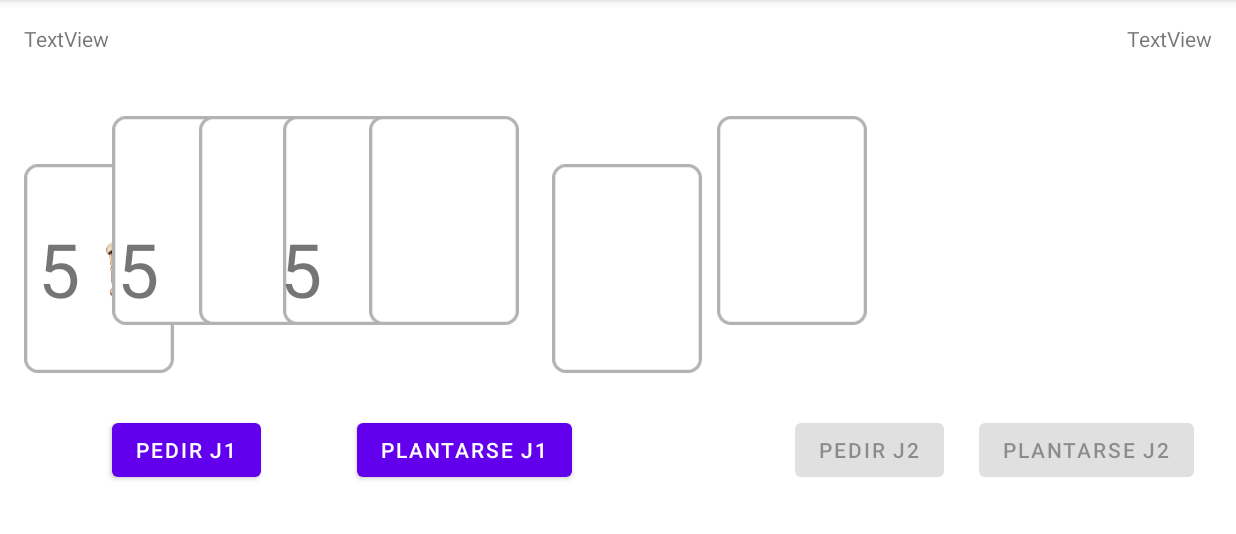
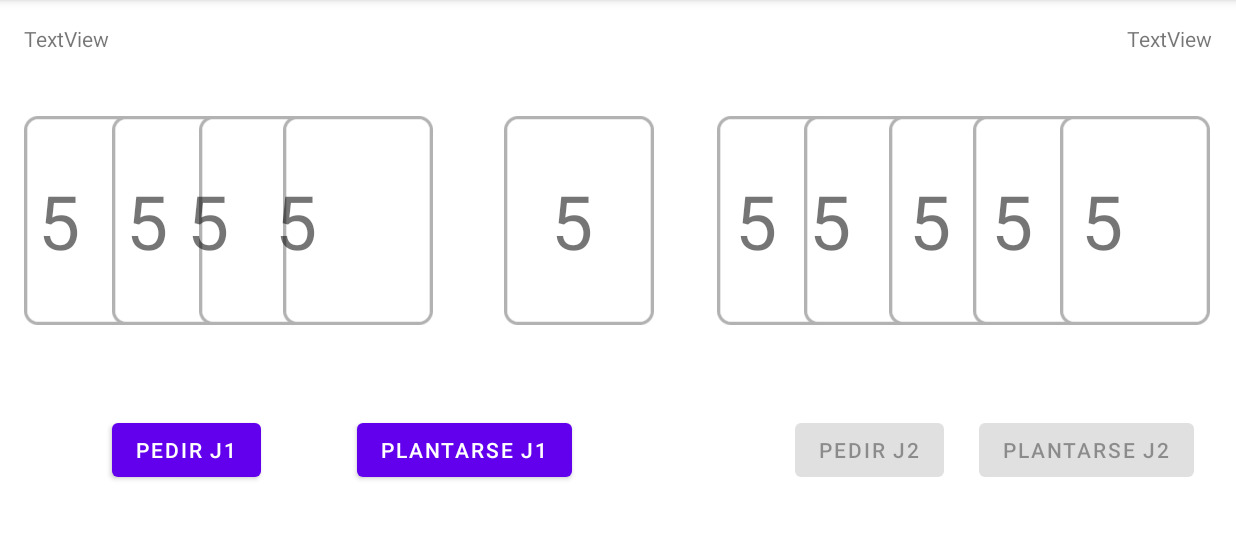
Before and after one commit to diurvi15/TrabajoGrupalBlackjack, an Android app: the Juego screen opened directly, with no data from a screen before it, on a phone screen of 824 x 412 dp (held sideways), the part 84-618 px from its top. Run offline under Robolectric (Android 15) with nearby library versions, the phone set to English and light mode, and no system bars.

Commit message:
Layout juego cartas añadidas

```diff
--- a/app/src/main/res/layout/activity_juego.xml
+++ b/app/src/main/res/layout/activity_juego.xml
@@ -10,77 +10,167 @@
         android:id="@+id/primeracartaj7"
         android:layout_width="100dp"
         android:layout_height="150dp"
-        android:layout_marginStart="368dp"
-        android:layout_marginTop="104dp"
-        app:layout_constraintBottom_toTopOf="@+id/j1pedircarta"
+        android:layout_marginStart="336dp"
+        android:visibility="visible"
+        app:layout_constraintBottom_toBottomOf="@+id/primeracartaj1"
         app:layout_constraintStart_toStartOf="parent"
-        app:layout_constraintTop_toTopOf="parent"
+        app:layout_constraintTop_toTopOf="@+id/primeracartaj1"
         app:layout_constraintVertical_bias="0.0"
         app:srcCompat="@drawable/cartablanca" />
+
+    <TextView
+        android:id="@+id/valor7"
+        android:layout_width="wrap_content"
+        android:layout_height="wrap_content"
+        android:text="5"
+        android:textSize="50dp"
+        android:visibility="visible"
+        app:layout_constraintBottom_toBottomOf="@+id/valor1"
+        app:layout_constraintEnd_toStartOf="@+id/primeracartaj9"
+        app:layout_constraintHorizontal_bias="0.183"
+        app:layout_constraintStart_toStartOf="@+id/primeracartaj7"
+        app:layout_constraintTop_toTopOf="@+id/valor1"
+        app:layout_constraintVertical_bias="0.0" />
 
     <ImageView
         android:id="@+id/primeracartaj8"
         android:layout_width="100dp"
         android:layout_height="150dp"
-        app:layout_constraintBottom_toTopOf="@+id/j1pedircarta"
+        android:visibility="visible"
+        app:layout_constraintBottom_toBottomOf="@+id/primeracartaj1"
         app:layout_constraintEnd_toEndOf="parent"
         app:layout_constraintHorizontal_bias="0.66"
         app:layout_constraintStart_toStartOf="parent"
-        app:layout_constraintTop_toTopOf="parent"
+        app:layout_constraintTop_toTopOf="@+id/primeracartaj1"
         app:layout_constraintVertical_bias="0.574"
         app:srcCompat="@drawable/cartablanca" />
+
+    <TextView
+        android:id="@+id/valor8"
+        android:layout_width="wrap_content"
+        android:layout_height="wrap_content"
+        android:layout_marginStart="12dp"
+        android:layout_marginEnd="60dp"
+        android:text="5"
+        android:textSize="50dp"
+        android:visibility="visible"
+        app:layout_constraintBottom_toBottomOf="@+id/valor1"
+        app:layout_constraintEnd_toEndOf="@+id/primeracartaj8"
+        app:layout_constraintStart_toStartOf="@+id/primeracartaj8"
+        app:layout_constraintTop_toTopOf="@+id/valor1"
+        app:layout_constraintVertical_bias="1.0" />
 
     <ImageView
         android:id="@+id/primeracartaj9"
         android:layout_width="100dp"
         android:layout_height="150dp"
-        android:visibility="invisible"
-        app:layout_constraintBottom_toTopOf="@+id/j1pedircarta"
+        android:visibility="visible"
+        app:layout_constraintBottom_toBottomOf="@+id/primeracartaj1"
         app:layout_constraintEnd_toEndOf="parent"
         app:layout_constraintHorizontal_bias="0.74"
         app:layout_constraintStart_toStartOf="parent"
-        app:layout_constraintTop_toTopOf="parent"
+        app:layout_constraintTop_toTopOf="@+id/primeracartaj1"
         app:layout_constraintVertical_bias="0.574"
         app:srcCompat="@drawable/cartablanca" />
+
+    <TextView
+        android:id="@+id/valor9"
+        android:layout_width="wrap_content"
+        android:layout_height="wrap_content"
+        android:layout_marginStart="57dp"
+        android:layout_marginEnd="65dp"
+        android:text="5"
+        android:textSize="50dp"
+        android:visibility="visible"
+        app:layout_constraintBottom_toBottomOf="@+id/valor1"
+        app:layout_constraintEnd_toEndOf="@+id/primeracartaj9"
+        app:layout_constraintStart_toStartOf="@+id/primeracartaj8"
+        app:layout_constraintTop_toTopOf="@+id/valor1"
+        app:layout_constraintVertical_bias="0.0" />
 
     <ImageView
         android:id="@+id/primeracartaj10"
         android:layout_width="100dp"
         android:layout_height="150dp"
-        android:visibility="invisible"
-        app:layout_constraintBottom_toTopOf="@+id/j1pedircarta"
+        android:visibility="visible"
+        app:layout_constraintBottom_toBottomOf="@+id/primeracartaj1"
         app:layout_constraintEnd_toEndOf="parent"
         app:layout_constraintHorizontal_bias="0.819"
         app:layout_constraintStart_toStartOf="parent"
-        app:layout_constraintTop_toTopOf="parent"
+        app:layout_constraintTop_toTopOf="@+id/primeracartaj1"
         app:layout_constraintVertical_bias="0.574"
         app:srcCompat="@drawable/cartablanca" />
+
+    <TextView
+        android:id="@+id/valor10"
+        android:layout_width="wrap_content"
+        android:layout_height="wrap_content"
+        android:layout_marginStart="13dp"
+        android:layout_marginEnd="59dp"
+        android:text="5"
+        android:textSize="50dp"
+        android:visibility="visible"
+        app:layout_constraintBottom_toBottomOf="@+id/valor1"
+        app:layout_constraintEnd_toEndOf="@+id/primeracartaj10"
+        app:layout_constraintHorizontal_bias="0.0"
+        app:layout_constraintStart_toStartOf="@+id/primeracartaj10"
+        app:layout_constraintTop_toTopOf="@+id/valor1"
+        app:layout_constraintVertical_bias="0.0" />
 
     <ImageView
         android:id="@+id/primeracartaj11"
         android:layout_width="100dp"
         android:layout_height="150dp"
-        android:visibility="invisible"
-        app:layout_constraintBottom_toTopOf="@+id/j1pedircarta"
+        android:visibility="visible"
+        app:layout_constraintBottom_toBottomOf="@+id/primeracartaj1"
         app:layout_constraintEnd_toEndOf="parent"
         app:layout_constraintHorizontal_bias="0.896"
         app:layout_constraintStart_toStartOf="parent"
-        app:layout_constraintTop_toTopOf="parent"
+        app:layout_constraintTop_toTopOf="@+id/primeracartaj1"
         app:layout_constraintVertical_bias="0.574"
         app:srcCompat="@drawable/cartablanca" />
+
+    <TextView
+        android:id="@+id/valor11"
+        android:layout_width="wrap_content"
+        android:layout_height="wrap_content"
+        android:text="5"
+        android:textSize="50dp"
+        android:visibility="visible"
+        app:layout_constraintBottom_toBottomOf="@+id/valor1"
+        app:layout_constraintEnd_toEndOf="@+id/primeracartaj11"
+        app:layout_constraintHorizontal_bias="0.166"
+        app:layout_constraintStart_toStartOf="@+id/primeracartaj11"
+        app:layout_constraintTop_toTopOf="@+id/valor1"
+        app:layout_constraintVertical_bias="1.0" />
 
     <ImageView
         android:id="@+id/primeracartaj12"
         android:layout_width="100dp"
         android:layout_height="150dp"
-        android:visibility="invisible"
-        app:layout_constraintBottom_toTopOf="@+id/j1pedircarta"
+        android:visibility="visible"
+        app:layout_constraintBottom_toBottomOf="@+id/primeracartaj1"
         app:layout_constraintEnd_toEndOf="parent"
         app:layout_constraintHorizontal_bias="0.976"
         app:layout_constraintStart_toStartOf="parent"
-        app:layout_constraintTop_toTopOf="parent"
+        app:layout_constraintTop_toTopOf="@+id/primeracartaj1"
         app:layout_constraintVertical_bias="0.574"
         app:srcCompat="@drawable/cartablanca" />
+
+    <TextView
+        android:id="@+id/valor12"
+        android:layout_width="wrap_content"
+        android:layout_height="wrap_content"
+        android:layout_marginStart="14dp"
+        android:layout_marginEnd="58dp"
+        android:text="5"
+        android:textSize="50dp"
+        android:visibility="visible"
+        app:layout_constraintBottom_toBottomOf="@+id/valor1"
+        app:layout_constraintEnd_toEndOf="@+id/primeracartaj12"
+        app:layout_constraintStart_toStartOf="@+id/primeracartaj12"
+        app:layout_constraintTop_toTopOf="@+id/valor1"
+        app:layout_constraintVertical_bias="1.0" />
 
     <Button
         android:id="@+id/j1pedircarta"
@@ -149,22 +239,11 @@
         android:layout_width="100dp"
         android:layout_height="150dp"
         android:layout_marginStart="16dp"
-        android:layout_marginTop="104dp"
         app:layout_constraintBottom_toTopOf="@+id/j1pedircarta"
         app:layout_constraintStart_toStartOf="parent"
         app:layout_constraintTop_toTopOf="parent"
-        app:layout_constraintVertical_bias="0.0"
+        app:layout_constraintVertical_bias="0.574"
         app:srcCompat="@drawable/cartablanca" />
-
-    <ImageView
-        android:id="@+id/palo1"
-        android:layout_width="40dp"
-        android:layout_height="62dp"
-        app:layout_constraintBottom_toBottomOf="@+id/valor1"
-        app:layout_constraintEnd_toEndOf="@+id/primeracartaj1"
-        app:layout_constraintStart_toEndOf="@+id/valor1"
-        app:layout_constraintTop_toTopOf="@+id/valor1"
-        app:srcCompat="@drawable/brujula" />
 
     <TextView
         android:id="@+id/valor1"
@@ -182,11 +261,12 @@
         android:id="@+id/primeracartaj2"
         android:layout_width="100dp"
         android:layout_height="150dp"
-        app:layout_constraintBottom_toTopOf="@+id/j1pedircarta"
+        android:visibility="visible"
+        app:layout_constraintBottom_toBottomOf="@+id/primeracartaj1"
         app:layout_constraintEnd_toEndOf="parent"
         app:layout_constraintHorizontal_bias="0.103"
         app:layout_constraintStart_toStartOf="parent"
-        app:layout_constraintTop_toTopOf="parent"
+        app:layout_constraintTop_toTopOf="@+id/primeracartaj1"
         app:layout_constraintVertical_bias="0.574"
         app:srcCompat="@drawable/cartablanca" />
 
@@ -196,23 +276,24 @@
         android:layout_height="wrap_content"
         android:text="5"
         android:textSize="50dp"
+        android:visibility="visible"
         app:layout_constraintBottom_toBottomOf="@+id/valor1"
         app:layout_constraintEnd_toEndOf="@+id/primeracartaj2"
-        app:layout_constraintHorizontal_bias="0.166"
-        app:layout_constraintStart_toStartOf="@+id/palo1"
+        app:layout_constraintHorizontal_bias="0.125"
+        app:layout_constraintStart_toStartOf="@+id/primeracartaj2"
         app:layout_constraintTop_toTopOf="@+id/valor1"
-        app:layout_constraintVertical_bias="0.53" />
+        app:layout_constraintVertical_bias="0.0" />
 
     <ImageView
         android:id="@+id/primeracartaj3"
         android:layout_width="100dp"
         android:layout_height="150dp"
         android:visibility="visible"
-        app:layout_constraintBottom_toTopOf="@+id/j1pedircarta"
+        app:layout_constraintBottom_toBottomOf="@+id/primeracartaj1"
         app:layout_constraintEnd_toEndOf="parent"
         app:layout_constraintHorizontal_bias="0.183"
         app:layout_constraintStart_toStartOf="parent"
-        app:layout_constraintTop_toTopOf="parent"
+        app:layout_constraintTop_toTopOf="@+id/primeracartaj1"
         app:layout_constraintVertical_bias="0.574"
         app:srcCompat="@drawable/cartablanca" />
 
@@ -222,24 +303,24 @@
         android:layout_height="wrap_content"
         android:text="5"
         android:textSize="50dp"
-        android:visibility="invisible"
+        android:visibility="visible"
         app:layout_constraintBottom_toBottomOf="@+id/valor1"
         app:layout_constraintEnd_toEndOf="@+id/primeracartaj3"
-        app:layout_constraintHorizontal_bias="0.154"
+        app:layout_constraintHorizontal_bias="0.098"
         app:layout_constraintStart_toEndOf="@+id/primeracartaj1"
         app:layout_constraintTop_toTopOf="@+id/valor1"
-        app:layout_constraintVertical_bias="1.0" />
+        app:layout_constraintVertical_bias="0.0" />
 
     <ImageView
         android:id="@+id/primeracartaj4"
         android:layout_width="100dp"
         android:layout_height="150dp"
         android:visibility="visible"
-        app:layout_constraintBottom_toTopOf="@+id/j1pedircarta"
+        app:layout_constraintBottom_toBottomOf="@+id/primeracartaj1"
         app:layout_constraintEnd_toEndOf="parent"
         app:layout_constraintHorizontal_bias="0.261"
         app:layout_constraintStart_toStartOf="parent"
-        app:layout_constraintTop_toTopOf="parent"
+        app:layout_constraintTop_toTopOf="@+id/primeracartaj1"
         app:layout_constraintVertical_bias="0.574"
         app:srcCompat="@drawable/cartablanca" />
 
@@ -247,27 +328,26 @@
         android:id="@+id/valor4"
         android:layout_width="wrap_content"
         android:layout_height="wrap_content"
-        android:layout_marginStart="12dp"
         android:text="5"
         android:textSize="50dp"
         android:visibility="visible"
         app:layout_constraintBottom_toBottomOf="@+id/valor1"
         app:layout_constraintEnd_toEndOf="@+id/primeracartaj4"
-        app:layout_constraintHorizontal_bias="0.0"
+        app:layout_constraintHorizontal_bias="0.097"
         app:layout_constraintStart_toEndOf="@+id/primeracartaj2"
         app:layout_constraintTop_toTopOf="@+id/valor1"
-        app:layout_constraintVertical_bias="1.0" />
+        app:layout_constraintVertical_bias="0.0" />
 
     <ImageView
         android:id="@+id/primeracartaj5"
         android:layout_width="100dp"
         android:layout_height="150dp"
-        android:visibility="visible"
-        app:layout_constraintBottom_toTopOf="@+id/j1pedircarta"
+        android:visibility="invisible"
+        app:layout_constraintBottom_toBottomOf="@+id/primeracartaj1"
         app:layout_constraintEnd_toEndOf="parent"
         app:layout_constraintHorizontal_bias="0.34"
         app:layout_constraintStart_toStartOf="parent"
-        app:layout_constraintTop_toTopOf="parent"
+        app:layout_constraintTop_toTopOf="@+id/primeracartaj1"
         app:layout_constraintVertical_bias="0.574"
         app:srcCompat="@drawable/cartablanca" />
 
@@ -290,11 +370,11 @@
         android:layout_width="100dp"
         android:layout_height="150dp"
         android:visibility="invisible"
-        app:layout_constraintBottom_toTopOf="@+id/j1pedircarta"
+        app:layout_constraintBottom_toBottomOf="@+id/primeracartaj1"
         app:layout_constraintEnd_toEndOf="parent"
         app:layout_constraintHorizontal_bias="0.419"
         app:layout_constraintStart_toStartOf="parent"
-        app:layout_constraintTop_toTopOf="parent"
+        app:layout_constraintTop_toTopOf="@+id/primeracartaj1"
         app:layout_constraintVertical_bias="0.574"
         app:srcCompat="@drawable/cartablanca" />
 
```
